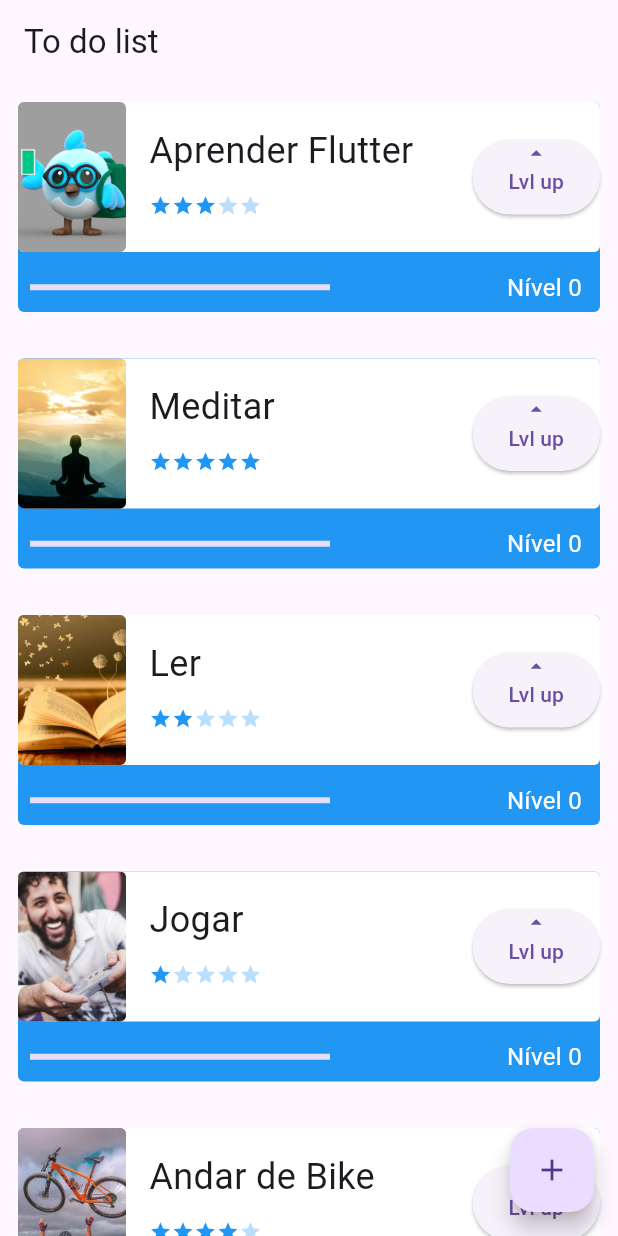
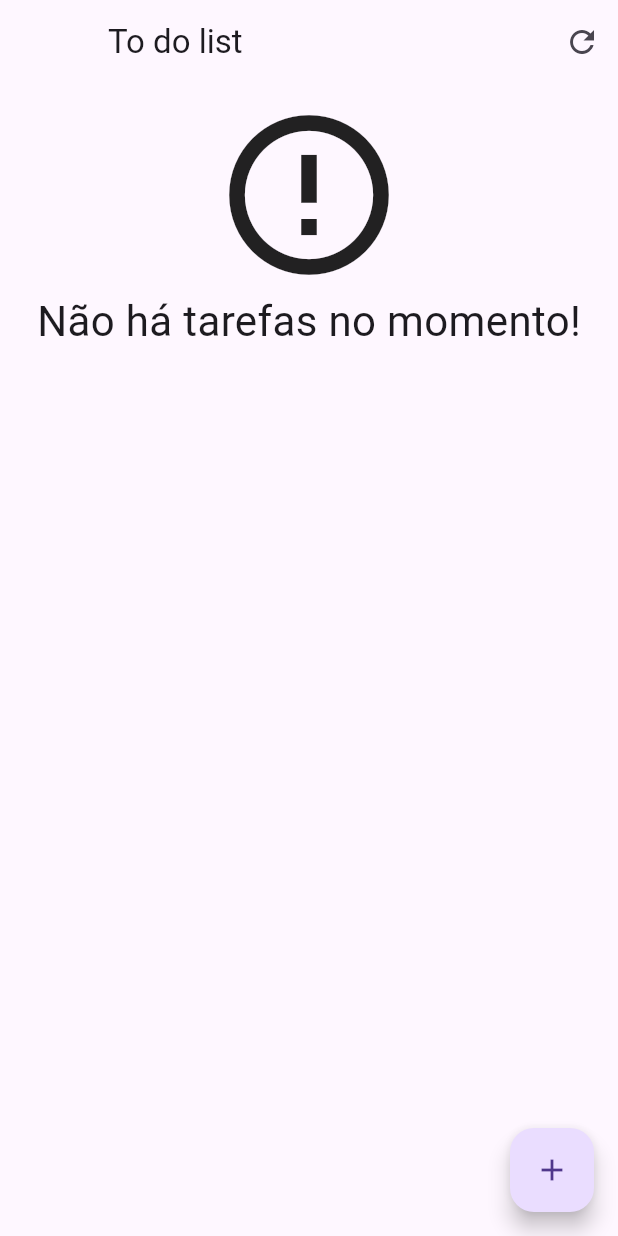
Before and after one commit to JairoPiekarski/first_project_flutter, a Flutter app: the screen it shows after launch, on a phone screen of 412 x 824 dp. Run offline on Flutter 3.47's test engine with Material 3 defaults, Android fonts, the phone set to English and light mode, and no system bars; our stand-ins replace sqflite; accounts and stored records are empty.

Commit message:
Adicionado banco de dados SQFLite

```diff
--- a/lib/components/task.dart
+++ b/lib/components/task.dart
@@ -1,3 +1,4 @@
+import 'package:first_project/data/task_dao.dart';
 import 'package:flutter/material.dart';
 import 'difficulty.dart';
 
@@ -6,16 +7,24 @@ class Task extends StatefulWidget {
   final String foto;
   final int dificuldade;
 
-  const Task(this.nome, this.foto, this.dificuldade, {Key? key})
-      : super(key: key);
+
+  Task(this.nome, this.foto, this.dificuldade, {Key? key}) : super(key: key);
+
+  int nivel = 0;
 
   @override
   State<Task> createState() => _TaskState();
 }
 
 class _TaskState extends State<Task> {
-  int nivel = 0;
   int mastery = 0;
+
+  bool assetOrNetwork() {
+    if (widget.foto.contains('http')) {
+      return false;
+    }
+    return true;
+  }
 
   @override
   Widget build(BuildContext context) {
@@ -54,10 +63,12 @@ class _TaskState extends State<Task> {
                       height: 100,
                       child: ClipRRect(
                         borderRadius: BorderRadius.circular(4),
-                        child: Image.asset(
-                          widget.foto,
-                          fit: BoxFit.cover,
-                        ),
+                        child: assetOrNetwork()
+                            ? Image.asset(
+                                widget.foto,
+                                fit: BoxFit.cover,
+                              )
+                            : Image.network(widget.foto, fit: BoxFit.cover),
                       ),
                     ),
                     Column(
@@ -81,10 +92,13 @@ class _TaskState extends State<Task> {
                       ],
                     ),
                     ElevatedButton(
+                        onLongPress: () {
+                          TaskDao().delete(widget.nome);
+                        },
                         onPressed: () {
                           setState(() {
-                            nivel++;
-                            ((nivel / widget.dificuldade) / 10) >= 1
+                            widget.nivel++;
+                            ((widget.nivel / widget.dificuldade) / 10) >= 1
                                 ? mastery++
                                 : mastery = mastery;
                           });
@@ -111,7 +125,7 @@ class _TaskState extends State<Task> {
                       child: LinearProgressIndicator(
                         color: Colors.white,
                         value: (widget.dificuldade > 0)
-                            ? (nivel / widget.dificuldade) / 10
+                            ? (widget.nivel / widget.dificuldade) / 10
                             : 1,
                       ),
                     ),
@@ -119,7 +133,7 @@ class _TaskState extends State<Task> {
                   Padding(
                     padding: const EdgeInsets.all(12.0),
                     child: Text(
-                      'Nível $nivel',
+                      'Nível $widget.nivel',
                       style: const TextStyle(color: Colors.white, fontSize: 16),
                     ),
                   ),
--- /dev/null
+++ b/lib/data/task_dao.dart
@@ -0,0 +1,65 @@
+import 'package:first_project/components/task.dart';
+import 'package:first_project/data/database.dart';
+import 'package:sqflite/sqflite.dart';
+
+class TaskDao {
+  static const String tableSql = 'CREATE TABLE $_tableName('
+      '$_name TEXT, '
+      '$_difficulty INTEGER, '
+      '$_image TEXT)';
+
+  static const String _tableName = 'taskTable';
+  static const String _name = 'nome';
+  static const String _image = 'image';
+  static const String _difficulty = 'difficulty';
+  static const String _level = 'level';
+
+  save(Task task) async {
+    final Database database = await getDatabase();
+    var itemExists = await find(task.nome);
+    Map<String, dynamic> taskMap = toMap(task);
+    if (itemExists.isEmpty) {
+      return await database.insert(_tableName, taskMap);
+    } else {
+      return await database.update(_tableName, taskMap,
+          where: '$_name = ?', whereArgs: [task.nome]);
+    }
+  }
+
+  Map<String, dynamic> toMap(Task task) {
+    final Map<String, dynamic> taskMap = Map();
+    taskMap[_name] = task.nome;
+    taskMap[_difficulty] = task.dificuldade;
+    taskMap[_image] = task.foto;
+    taskMap[_level] = task.nivel;
+    return taskMap;
+  }
+
+  Future<List<Task>> findAll() async {
+    final Database database = await getDatabase();
+    final List<Map<String, dynamic>> result = await database.query(_tableName);
+    return toList(result);
+  }
+
+  List<Task> toList(List<Map<String, dynamic>> taskList) {
+    final List<Task> tasks = [];
+    for (Map<String, dynamic> row in taskList) {
+      final Task task = Task(row[_name], row[_image], row[_difficulty]);
+      tasks.add(task);
+    }
+    return tasks;
+  }
+
+  Future<List<Task>> find(String taskName) async {
+    final Database database = await getDatabase();
+    final List<Map<String, dynamic>> result = await database
+        .query(_tableName, where: '$_name = ?', whereArgs: [taskName]);
+    return toList(result);
+  }
+
+  delete(String taskName) async {
+    final Database database = await getDatabase();
+    return database
+        .delete(_tableName, where: '$_name = ?', whereArgs: [taskName]);
+  }
+}
--- a/lib/data/task_inherited.dart
+++ b/lib/data/task_inherited.dart
@@ -8,11 +8,11 @@ class TaskInherited extends InheritedWidget {
   }) : super(child: child);
 
   final List<Task> taskList = [
-    const Task('Aprender Flutter', 'assets/images/dash.png', 3),
-    const Task('Meditar', 'assets/images/meditar.jpeg', 5),
-    const Task('Ler', 'assets/images/livro.jpg', 2),
-    const Task('Jogar', 'assets/images/jogar.jpg', 1),
-    const Task('Andar de Bike', 'assets/images/bike.webp', 4),
+    Task('Aprender Flutter', 'assets/images/dash.png', 3),
+    Task('Meditar', 'assets/images/meditar.jpeg', 5),
+    Task('Ler', 'assets/images/livro.jpg', 2),
+    Task('Jogar', 'assets/images/jogar.jpg', 1),
+    Task('Andar de Bike', 'assets/images/bike.webp', 4),
   ];
 
   void newTask(String name, String photo, int difficulty){
--- a/lib/screens/initial_screen.dart
+++ b/lib/screens/initial_screen.dart
@@ -1,6 +1,9 @@
+import 'package:first_project/data/task_dao.dart';
 import 'package:first_project/data/task_inherited.dart';
 import 'package:first_project/screens/form_screen.dart';
 import 'package:flutter/material.dart';
+
+import '../components/task.dart';
 
 class InitialScreen extends StatefulWidget {
   const InitialScreen({super.key});
@@ -14,19 +17,90 @@ class _InitialScreenState extends State<InitialScreen> {
   Widget build(BuildContext context) {
     return Scaffold(
       appBar: AppBar(
+        leading: Container(),
+        actions: [
+          IconButton(
+              onPressed: () {
+                setState(() {});
+              },
+              icon: const Icon(Icons.refresh))
+        ],
         title: const Text('To do list'),
       ),
-      body: ListView(
-        children: TaskInherited.of(context).taskList,
+      body: Padding(
+        padding: const EdgeInsets.only(top: 10, bottom: 70),
+        child: FutureBuilder<List<Task>>(
+            future: TaskDao().findAll(),
+            builder: (context, snapshot) {
+              List<Task>? items = snapshot.data;
+              switch (snapshot.connectionState) {
+                case ConnectionState.none:
+                  return const Center(
+                    child: Column(
+                      children: [
+                        CircularProgressIndicator(),
+                        Text('Carregando')
+                      ],
+                    ),
+                  );
+                case ConnectionState.waiting:
+                  return const Center(
+                    child: Column(
+                      children: [
+                        CircularProgressIndicator(),
+                        Text('Carregando')
+                      ],
+                    ),
+                  );
+                case ConnectionState.active:
+                  return const Center(
+                    child: Column(
+                      children: [
+                        CircularProgressIndicator(),
+                        Text('Carregando')
+                      ],
+                    ),
+                  );
+                case ConnectionState.done:
+                  if (snapshot.hasData && items != null) {
+                    if (items.isNotEmpty) {
+                      return ListView.builder(
+                          itemCount: items.length,
+                          itemBuilder: (BuildContext context, int index) {
+                            final task = items[index];
+                            return task;
+                          });
+                    }
+                    return const Center(
+                      child: Column(
+                        children: [
+                          Icon(
+                            Icons.error_outline,
+                            size: 128,
+                          ),
+                          Text(
+                            'Não há tarefas no momento!',
+                            style: TextStyle(fontSize: 28),
+                          )
+                        ],
+                      ),
+                    );
+                  }
+                  return const Text('Erro ao carregar tarefas!');
+                  break;
+              }
+            }),
       ),
       floatingActionButton: FloatingActionButton(
         onPressed: () {
           Navigator.push(
             context,
             MaterialPageRoute(
-              builder: (contextNew) => FormScreen(taskContext: context,),
+              builder: (contextNew) => FormScreen(
+                taskContext: context,
+              ),
             ),
-          );
+          ).then((value) => setState(() {}));
         },
         child: const Icon(Icons.add),
       ),
--- a/pubspec.yaml
+++ b/pubspec.yaml
@@ -35,6 +35,7 @@ dependencies:
   # The following adds the Cupertino Icons font to your application.
   # Use with the CupertinoIcons class for iOS style icons.
   cupertino_icons: ^1.0.2
+  sqflite: ^2.0.3+1
 
 dev_dependencies:
   flutter_test:
```
Also changed, not shown: lib/data/database.dart (added, +10 -0 lines), lib/screens/form_screen.dart (+25 -7 lines), pubspec.lock.
